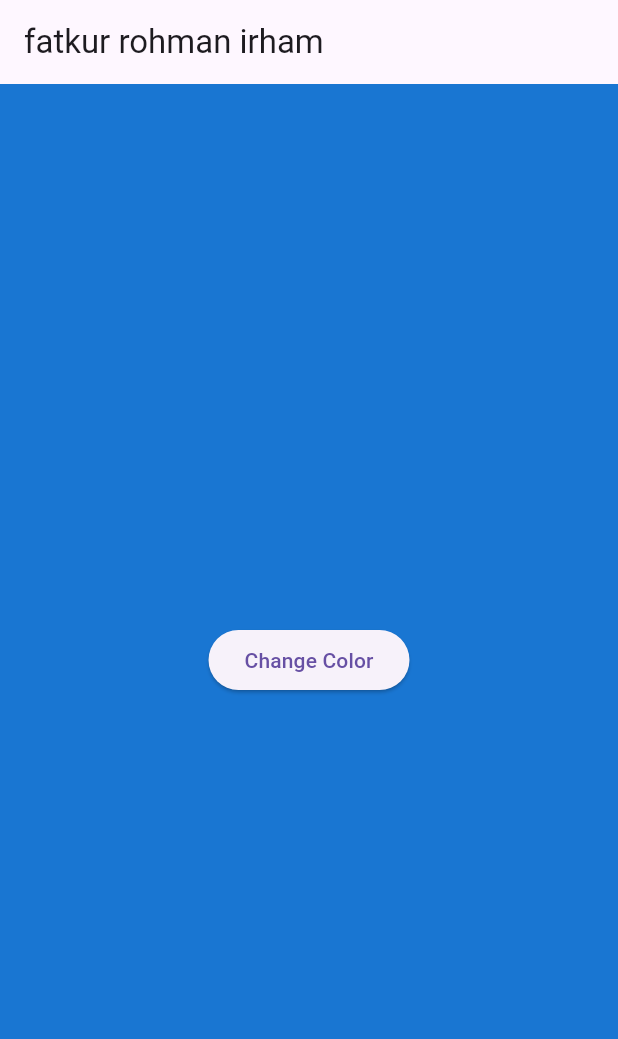
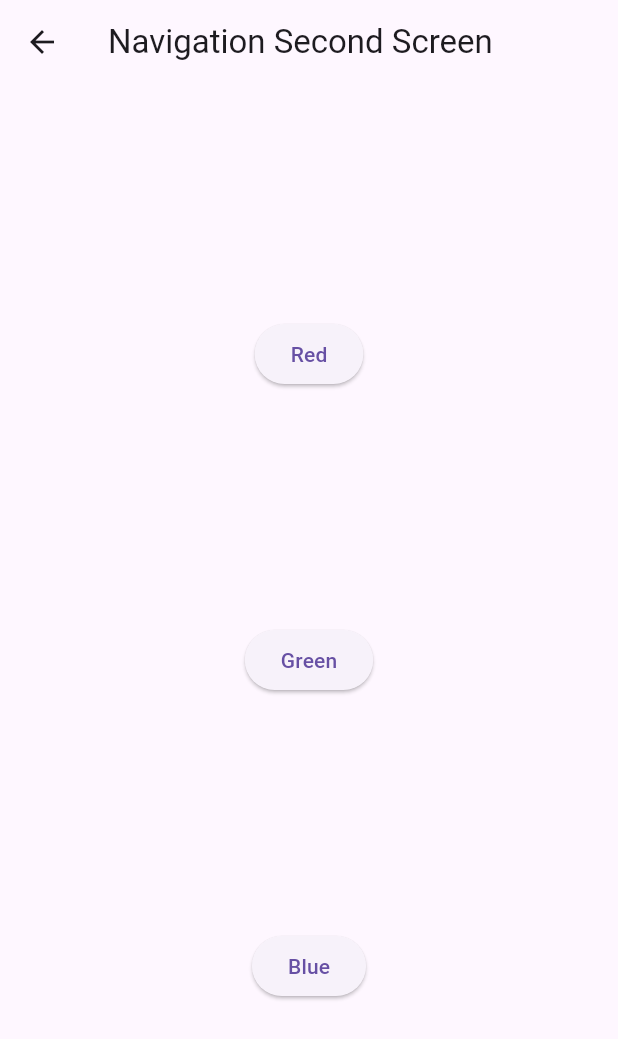
Before and after one commit to fakerryugan/books, a Flutter app: the screen it shows after launch, after a tap on "Change Color", on a phone screen of 412 x 824 dp. Shown: the top 1039 px of the screen. Run offline on Flutter 3.47's test engine with Material 3 defaults, Android fonts, the phone set to English and light mode, and no system bars; our stand-ins replace geolocator.

Commit message:
W11: Soal 15

```diff
--- a/lib/main.dart
+++ b/lib/main.dart
@@ -21,7 +21,7 @@ class MyApp extends StatelessWidget {
         primarySwatch: Colors.blue,
         visualDensity: VisualDensity.adaptivePlatformDensity,
       ),
-      home: NavigationFirst(),
+      home: const NavigationFirst(),
     );
   }
 }
--- a/lib/navigation_first.dart
+++ b/lib/navigation_first.dart
@@ -1,13 +1,55 @@
 import 'package:flutter/material.dart';
+
+class NavigationSecond extends StatefulWidget {
+  const NavigationSecond({super.key});
+  @override
+  State<NavigationSecond> createState() => _NavigationSecondState();
+}
+
+class _NavigationSecondState extends State<NavigationSecond> {
+  @override
+  Widget build(BuildContext context) {
+    Color color;
+    return Scaffold(
+        appBar: AppBar(
+          title: const Text('Navigation Second Screen'),
+        ),
+        body: Center(
+          child: Column(
+            mainAxisAlignment: MainAxisAlignment.spaceEvenly,
+            children: [
+              ElevatedButton(
+                  child: const Text('Red'),
+                  onPressed: () {
+                    color = Colors.red.shade700;
+                    Navigator.pop(context, color);
+                  }),
+              ElevatedButton(
+                  child: const Text('Green'),
+                  onPressed: () {
+                    color = Colors.green.shade700;
+                    Navigator.pop(context, color);
+                  }),
+              ElevatedButton(
+                  child: const Text('Blue'),
+                  onPressed: () {
+                    color = Colors.blue.shade700;
+                    Navigator.pop(context, color);
+                  }),
+            ],
+          ),
+        ));
+  }
+}
 
 class NavigationFirst extends StatefulWidget {
   const NavigationFirst({super.key});
 
   @override
-  NavigationFirstState createState() => NavigationFirstState();
+  State<NavigationFirst> createState() => _NavigationFirstState();
 }
 
-class NavigationFirstState extends State<NavigationFirst> {
+class _NavigationFirstState extends State<NavigationFirst> {
   Color color = Colors.blue.shade700;
 
   @override
@@ -28,5 +70,12 @@ class NavigationFirstState extends State<NavigationFirst> {
     );
   }
 
-  void _navigateAndGetColor(BuildContext context) {}
+  Future _navigateAndGetColor(BuildContext context) async {
+    color = await Navigator.push(
+          context,
+          MaterialPageRoute(builder: (context) => const NavigationSecond()),
+        ) ??
+        Colors.blue;
+    setState(() {});
+  }
 }
```
